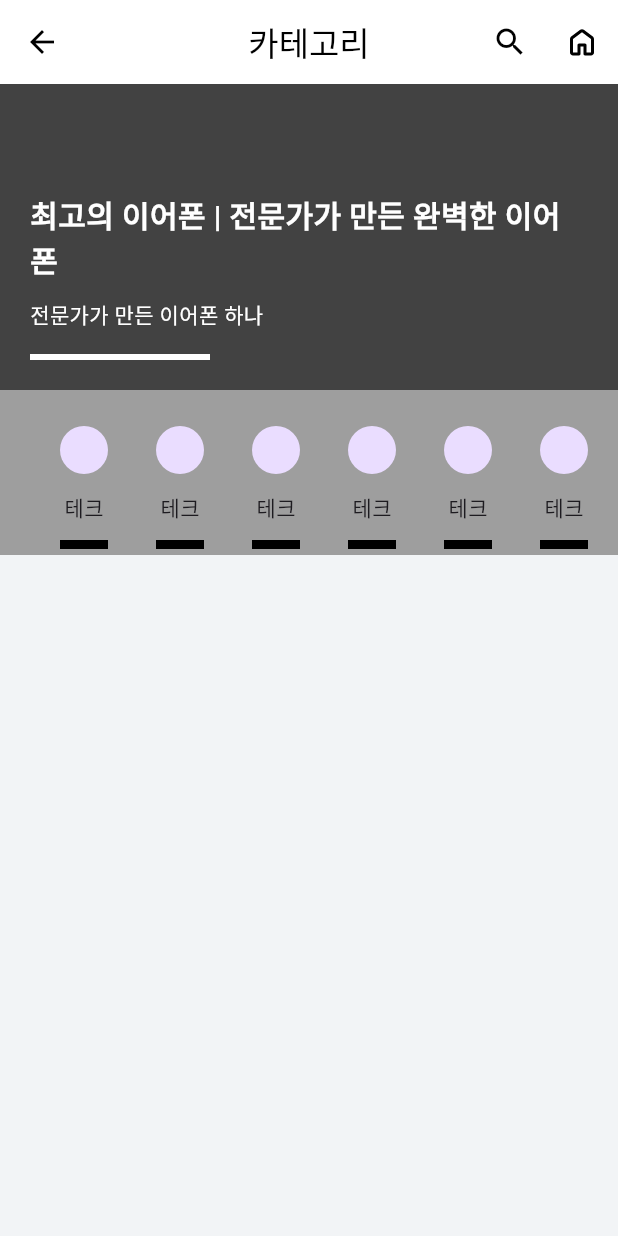
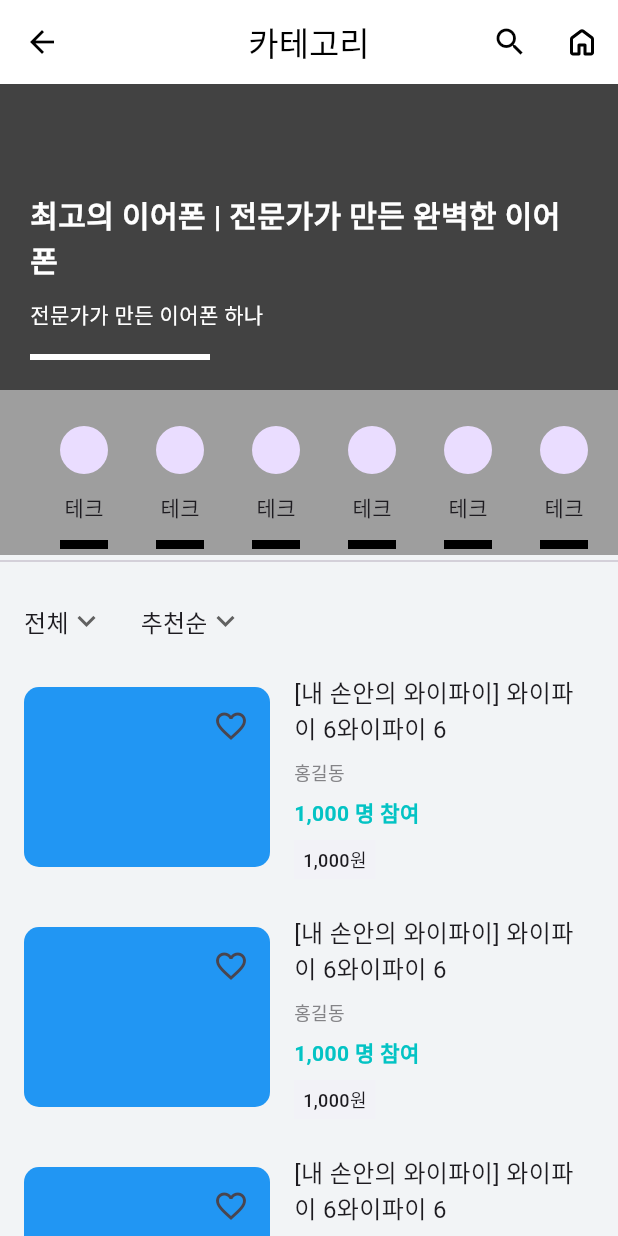
Before and after one commit to korca0220/flutter-wabiz-client, a Flutter app: the CategoryPage screen opened directly with empty values, on a phone screen of 412 x 824 dp. Run offline on Flutter 3.47's test engine with Material 3 defaults, Android fonts, the phone set to English and light mode, and no system bars; our stand-ins replace cached_network_image, dio, flutter_riverpod, flutter_svg, freezed_annotation, gap and 3 more; generated files the repository leaves out were written again; Roboto replaces fonts that are missing (Pretendard).

Commit message:
category page 3

```diff
--- a/lib/views/category/category_page.dart
+++ b/lib/views/category/category_page.dart
@@ -1,5 +1,6 @@
 import 'package:flutter/material.dart';
 import 'package:flutter_svg/svg.dart';
+import 'package:flutter_wabiz_client/theme.dart';
 import 'package:gap/gap.dart';
 
 class CategoryPage extends StatefulWidget {
@@ -110,6 +111,136 @@ class _CategoryPageState extends State<CategoryPage> {
               },
             ),
           ),
+          const Divider(
+            height: 8,
+          ),
+          Expanded(
+            child: Padding(
+              padding: const EdgeInsets.symmetric(horizontal: 16),
+              child: Column(
+                children: [
+                  Padding(
+                    padding: const EdgeInsets.symmetric(
+                      vertical: 12,
+                    ),
+                    child: Row(
+                      children: [
+                        DropdownButton(
+                          items: const [
+                            DropdownMenuItem(
+                              child: Text('전체'),
+                            )
+                          ],
+                          onChanged: (value) {},
+                          icon: const Icon(Icons.keyboard_arrow_down),
+                          underline: const SizedBox.shrink(),
+                        ),
+                        const Gap(24),
+                        DropdownButton(
+                          items: const [
+                            DropdownMenuItem(
+                              child: Text('추천순'),
+                            )
+                          ],
+                          onChanged: (value) {},
+                          icon: const Icon(Icons.keyboard_arrow_down),
+                          underline: const SizedBox.shrink(),
+                        ),
+                      ],
+                    ),
+                  ),
+                  Expanded(
+                    child: ListView.builder(
+                      itemCount: 10,
+                      itemBuilder: (context, index) {
+                        return InkWell(
+                          onTap: () {},
+                          child: Padding(
+                            padding: const EdgeInsets.only(bottom: 24),
+                            child: Row(
+                              children: [
+                                Container(
+                                  height: 120,
+                                  width: 164,
+                                  decoration: BoxDecoration(
+                                    borderRadius: BorderRadius.circular(10),
+                                    color: Colors.blue,
+                                  ),
+                                  child: Stack(
+                                    children: [
+                                      Positioned(
+                                        right: 2,
+                                        top: 2,
+                                        child: IconButton(
+                                          onPressed: () {},
+                                          icon:
+                                              const Icon(Icons.favorite_border),
+                                        ),
+                                      )
+                                    ],
+                                  ),
+                                ),
+                                const Gap(16),
+                                Expanded(
+                                  child: Column(
+                                    crossAxisAlignment:
+                                        CrossAxisAlignment.start,
+                                    children: [
+                                      const Text(
+                                        '[내 손안의 와이파이] 와이파이 6와이파이 6',
+                                        style: TextStyle(
+                                          fontSize: 16,
+                                        ),
+                                        maxLines: 2,
+                                        overflow: TextOverflow.ellipsis,
+                                      ),
+                                      const Gap(8),
+                                      Text(
+                                        "홍길동",
+                                        style: TextStyle(
+                                          fontSize: 12,
+                                          color: AppColors.wabizGray[500],
+                                        ),
+                                      ),
+                                      const Gap(8),
+                                      const Text(
+                                        '1,000 명 참여',
+                                        style: TextStyle(
+                                          fontWeight: FontWeight.w600,
+                                          color: AppColors.primaryColor,
+                                        ),
+                                      ),
+                                      const Gap(8),
+                                      Container(
+                                        padding: const EdgeInsets.symmetric(
+                                          horizontal: 6,
+                                          vertical: 4,
+                                        ),
+                                        decoration: const BoxDecoration(
+                                          color: AppColors.bg,
+                                        ),
+                                        child: const Text(
+                                          '1,000원',
+                                          style: TextStyle(
+                                            fontSize: 12,
+                                            fontWeight: FontWeight.w500,
+                                          ),
+                                        ),
+                                      ),
+                                    ],
+                                  ),
+                                ),
+                              ],
+                            ),
+                          ),
+                        );
+                      },
+                    ),
+                  ),
+                ],
+              ),
+            ),
+          ),
         ],
       ),
     );
```
